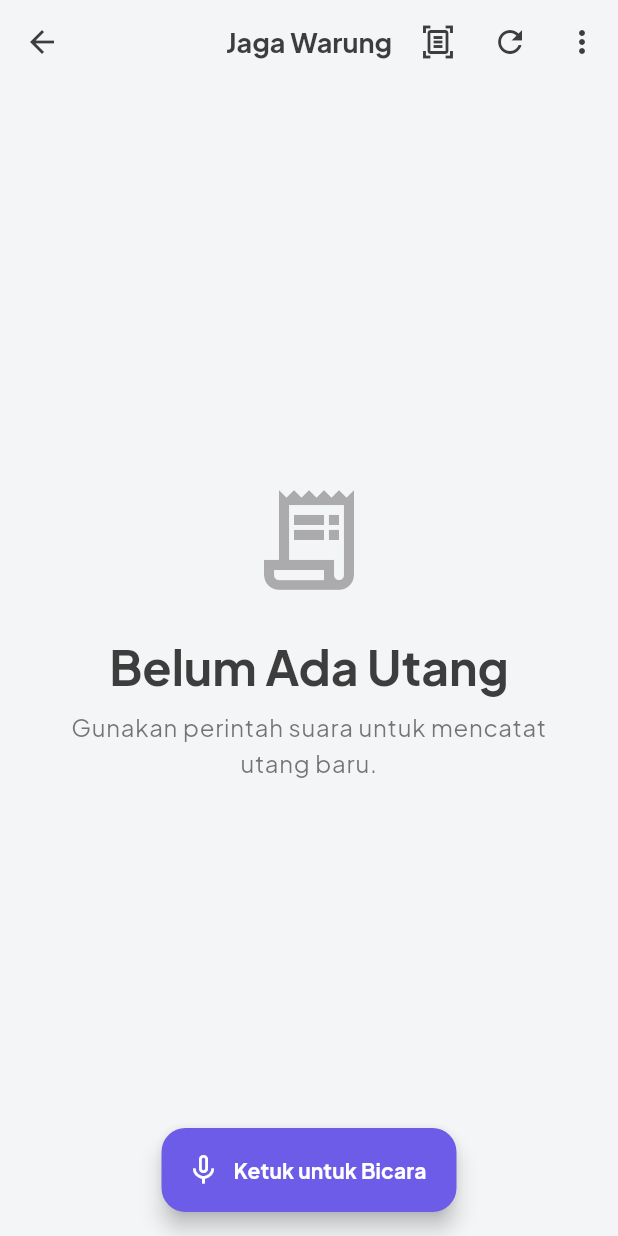
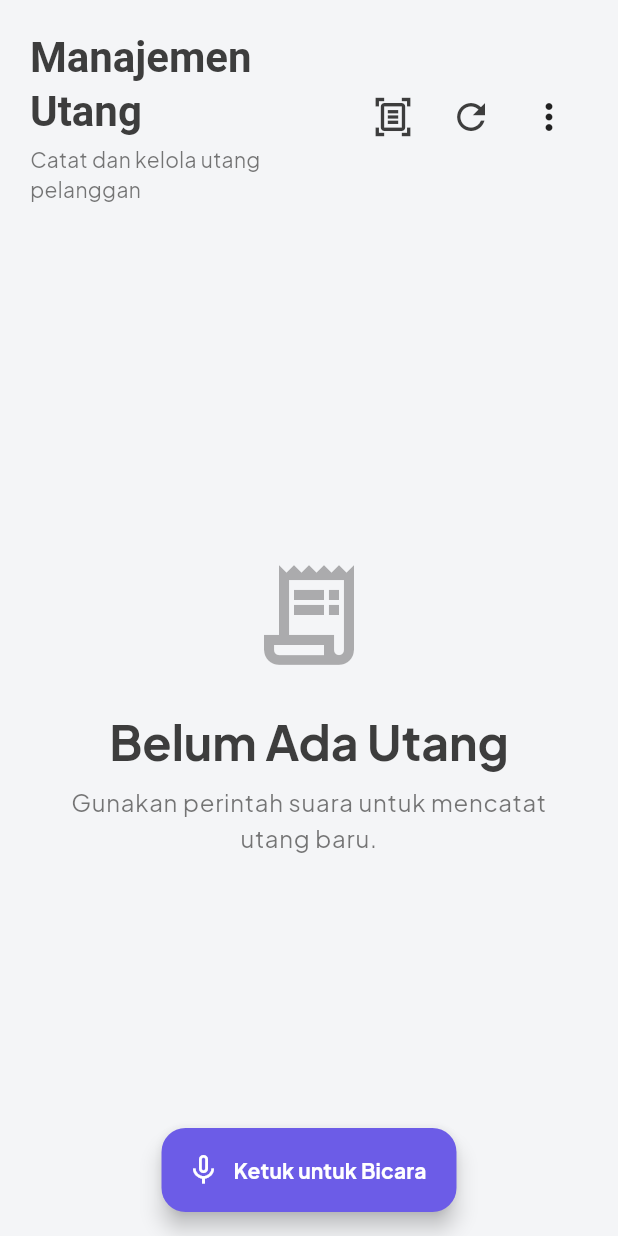
Before and after one commit to Juara-1/jagawarung, a Flutter app: the HomePage screen opened by its route, on a phone screen of 412 x 824 dp. Run offline on Flutter 3.47's test engine with Material 3 defaults, Android fonts, the light colour scheme and no system bars; our stand-ins replace dio, flutter_dotenv, flutter_secure_storage, flutter_tts, get, google_fonts and 5 more; accounts and stored records are empty; network calls fail.

Commit message:
feat: add repay debt

```diff
--- a/lib/app/modules/home/home_page.dart
+++ b/lib/app/modules/home/home_page.dart
@@ -11,40 +11,80 @@ class HomePage extends GetView<DebtController> {
     final colorScheme = theme.colorScheme;
 
     return Scaffold(
-      appBar: _buildAppBar(context),
-      body: Obx(
+      body: SafeArea(
+        child: Column(
+          children: [
+            _buildHeader(context),
+            Expanded(
+              child: Obx(
                 () => controller.debts.isEmpty
                     ? const _EmptyState()
                     : _DebtList(),
+              ),
+            ),
+          ],
+        ),
       ),
       floatingActionButtonLocation: FloatingActionButtonLocation.centerFloat,
       floatingActionButton: _buildVoiceCommandButton(context),
     );
   }
 
-  AppBar _buildAppBar(BuildContext context) {
-    return AppBar(
-      title: const Text('Jaga Warung'),
-      // AppBar styling is now from AppTheme
-      actions: [
+  Widget _buildHeader(BuildContext context) {
+    final theme = Theme.of(context);
+
+    return Padding(
+      padding: const EdgeInsets.all(20),
+      child: Row(
+        mainAxisAlignment: MainAxisAlignment.spaceBetween,
+        children: [
+          Expanded(
+            child: Column(
+              crossAxisAlignment: CrossAxisAlignment.start,
+              children: [
+                Text(
+                  'Manajemen Utang',
+                  style: theme.textTheme.headlineMedium?.copyWith(
+                    fontWeight: FontWeight.bold,
+                  ),
+                ),
+                const SizedBox(height: 4),
+                Text(
+                  'Catat dan kelola utang pelanggan',
+                  style: theme.textTheme.bodyMedium?.copyWith(
+                    color: theme.colorScheme.onBackground.withOpacity(0.7),
+                  ),
+                ),
+              ],
+            ),
+          ),
+          Row(
+            children: [
               IconButton(
-          icon: const Icon(Icons.document_scanner_outlined),
+                icon: const Icon(Icons.document_scanner_outlined, size: 28),
                 onPressed: () => Get.toNamed('/smart-restock'),
                 tooltip: 'Smart Restock (Scan Nota)',
+                padding: const EdgeInsets.all(12),
               ),
               IconButton(
-          icon: const Icon(Icons.refresh),
+                icon: const Icon(Icons.refresh, size: 28),
                 tooltip: 'Muat Ulang Data',
                 onPressed: () => controller.loadDebts(),
+                padding: const EdgeInsets.all(12),
               ),
               _buildLogoutMenu(context),
             ],
+          ),
+        ],
+      ),
     );
   }
 
   Widget _buildLogoutMenu(BuildContext context) {
     return PopupMenuButton<String>(
       tooltip: 'Opsi Lainnya',
+      padding: const EdgeInsets.all(12),
+      icon: const Icon(Icons.more_vert, size: 28),
       onSelected: (value) {
         if (value == 'logout') {
           Get.defaultDialog(
@@ -54,7 +94,7 @@ class HomePage extends GetView<DebtController> {
             textCancel: 'Batal',
             confirmTextColor: Colors.white,
             onConfirm: () {
-              Get.back(); // Close dialog
+              Get.back();
               Get.offAllNamed('/login');
             },
           );
@@ -180,7 +220,7 @@ class _DebtList extends GetView<DebtController> {
     final Map<String, List<dynamic>> groupedDebts = {};
     for (var debt in controller.debts) {
       if (!groupedDebts.containsKey(debt.customerName)) {
-        groupedDebts[debt.customerName] = [];
+        groupedDebts[debt.customerName ?? ''] = [];
       }
       groupedDebts[debt.customerName]!.add(debt);
     }
@@ -254,10 +294,32 @@ class _CustomerDebtCard extends GetView<DebtController> {
       leading: const SizedBox(width: 24, child: Icon(Icons.shopping_bag_outlined, size: 20)),
       title: Text(controller.formatCurrency(debt.amount)),
       subtitle: Text(controller.formatDate(debt.createdAt)),
-      trailing: IconButton(
+      trailing: Row(
+        mainAxisSize: MainAxisSize.min,
+        children: [
+          IconButton(
+            icon: Icon(Icons.check_circle_outline, color: Colors.green),
+            tooltip: 'Tandai Lunas',
+            padding: const EdgeInsets.all(12.0),
+            onPressed: () {
+              Get.defaultDialog(
+                title: 'Pelunasan Utang',
+                middleText: 'Tandai utang ${controller.formatCurrency(debt.amount)} untuk ${debt.customerName} sebagai LUNAS?\n\nUtang akan berubah menjadi pemasukan.',
+                textConfirm: 'Ya, Lunas',
+                textCancel: 'Batal',
+                confirmTextColor: Colors.white,
+                buttonColor: Colors.green,
+                onConfirm: () async {
+                  Get.back(); // Close dialog
+                  await controller.repayDebt(debt.id!);
+                },
+              );
+            },
+          ),
+          // Button Delete
+          IconButton(
             icon: Icon(Icons.delete_outline, color: colorScheme.error),
             tooltip: 'Hapus utang ini',
-        // Increase tap target size for accessibility
             padding: const EdgeInsets.all(12.0),
             onPressed: () {
               Get.defaultDialog(
@@ -281,6 +343,8 @@ class _CustomerDebtCard extends GetView<DebtController> {
               );
             },
           ),
+        ],
+      ),
     );
   }
 }
```
Also changed, not shown: lib/app/modules/home/home_controller.dart (+99 -53 lines). Lines whose indentation alone changed are shown as unchanged.
